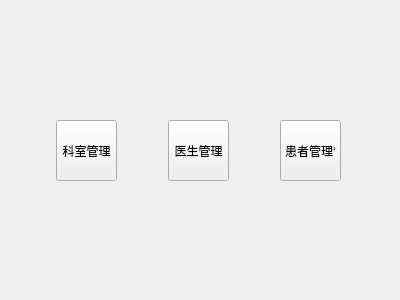
First picture: the form in experiment/lab4/welcomeview.ui, repository skmgt/QtLearnCourse, before the edit.
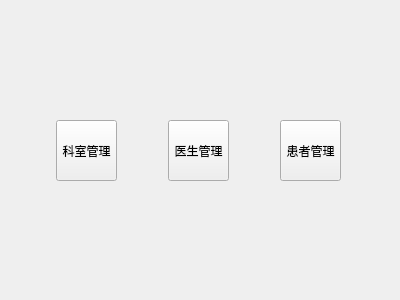
Second picture: the form after the edit.

What changed in the file:
```diff
--- a/experiment/lab4/welcomeview.ui
+++ b/experiment/lab4/welcomeview.ui
@@ -82,7 +82,7 @@
         </size>
        </property>
        <property name="text">
-        <string>患者管理‘</string>
+        <string>患者管理</string>
        </property>
       </widget>
      </item>
```
